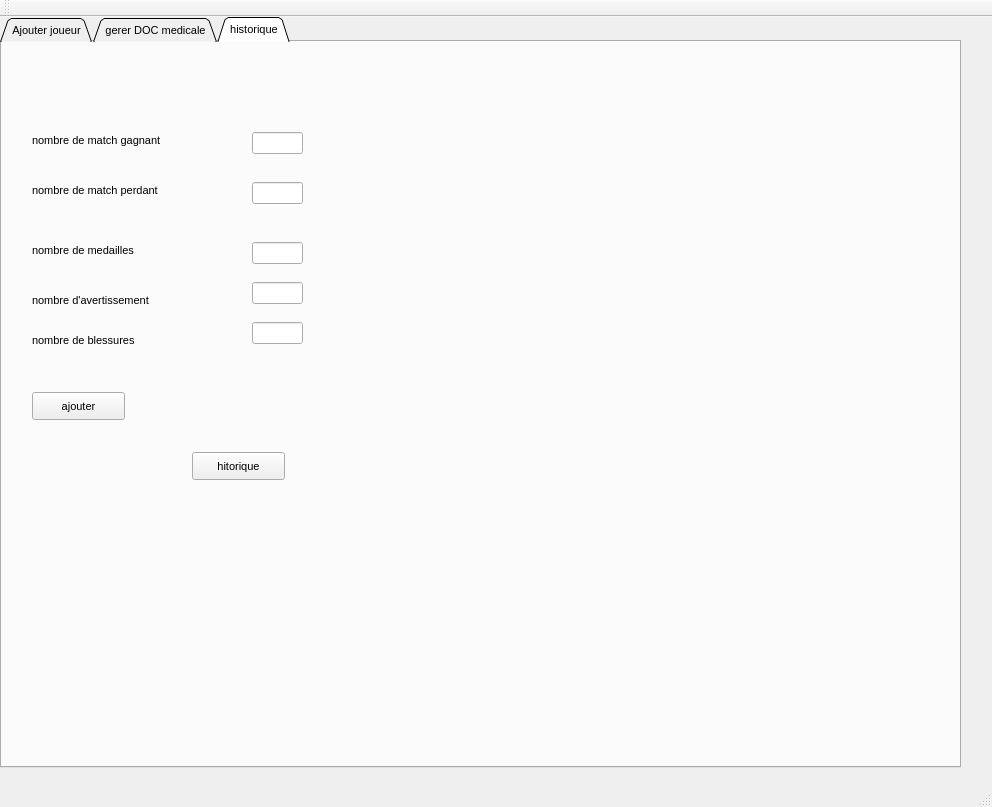
hintoman/olympic_games_2A24, file gestion athlete/mainwindow.ui: the form before one commit.
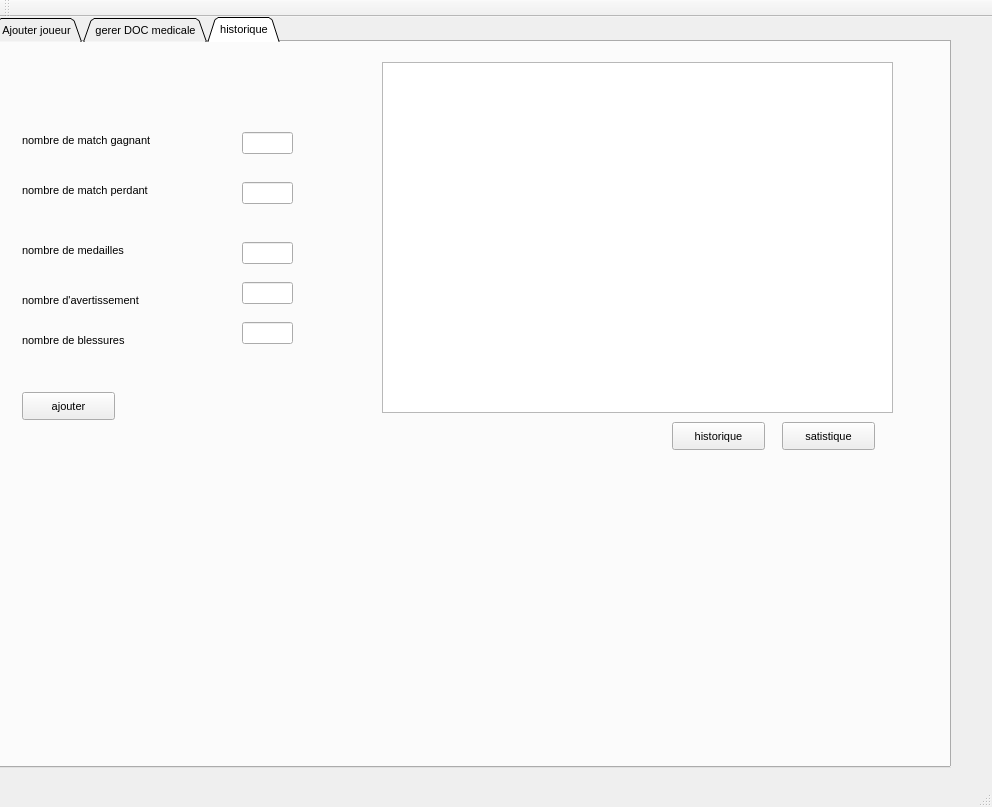
The form after the commit. The open tabs and pages were chosen to show the change.

What changed in the file:
```diff
--- a/gestion athlete/mainwindow.ui
+++ b/gestion athlete/mainwindow.ui
@@ -17,7 +17,7 @@
    <widget class="QTabWidget" name="tabWidget">
     <property name="geometry">
      <rect>
-      <x>0</x>
+      <x>-10</x>
       <y>0</y>
       <width>961</width>
       <height>751</height>
@@ -747,14 +747,37 @@
      <widget class="QPushButton" name="addhis_2">
       <property name="geometry">
        <rect>
-        <x>190</x>
-        <y>410</y>
+        <x>790</x>
+        <y>380</y>
         <width>93</width>
         <height>28</height>
        </rect>
       </property>
       <property name="text">
-       <string>hitorique</string>
+       <string>satistique</string>
+      </property>
+     </widget>
+     <widget class="QTableView" name="tab_athltes_2">
+      <property name="geometry">
+       <rect>
+        <x>390</x>
+        <y>20</y>
+        <width>511</width>
+        <height>351</height>
+       </rect>
+      </property>
+     </widget>
+     <widget class="QPushButton" name="pushButton_4">
+      <property name="geometry">
+       <rect>
+        <x>680</x>
+        <y>380</y>
+        <width>93</width>
+        <height>28</height>
+       </rect>
+      </property>
+      <property name="text">
+       <string>historique</string>
       </property>
      </widget>
     </widget>
```
Left out of the diff: 10 changed lines with no effect on the pictures.
